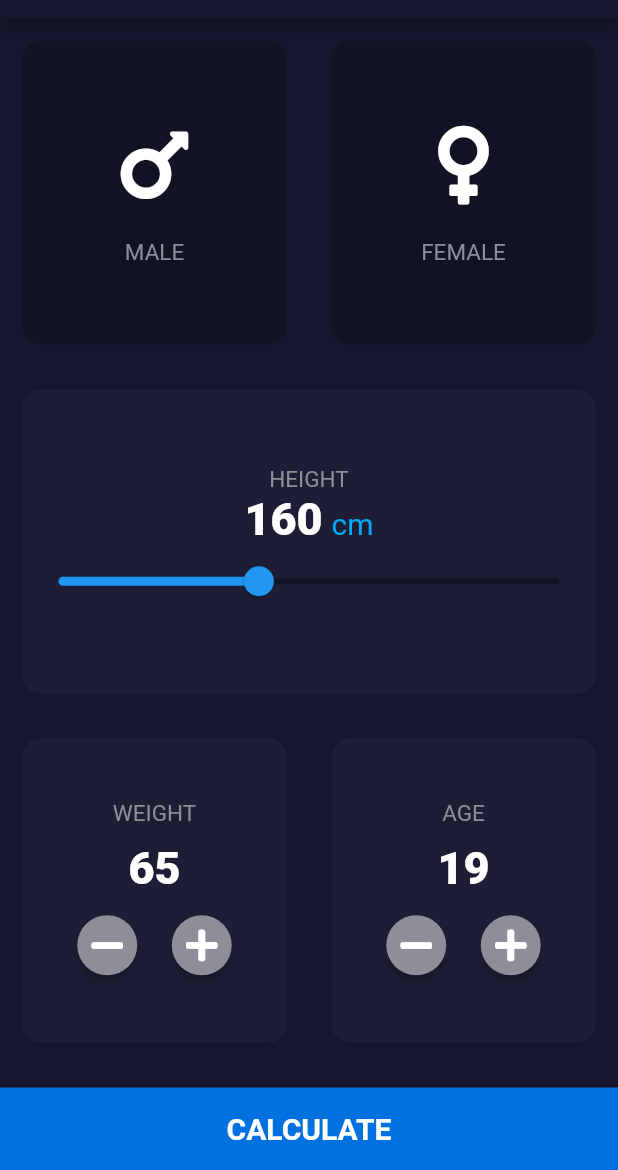
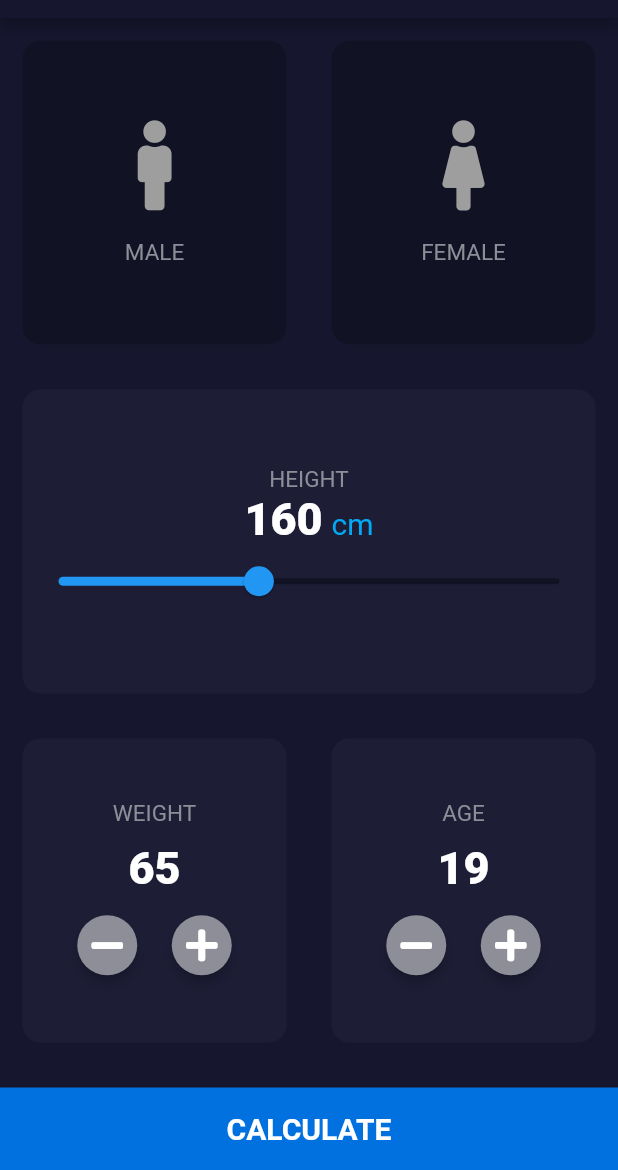
Before and after one commit to adityanjr/bmi_calculator_flutter, a Flutter app: the screen it shows after launch, on a phone screen of 412 x 824 dp, the part 66-1236 px from its top. Run offline on Flutter 3.47's test engine with Material 2 defaults, Android fonts, the phone set to English and light mode, and no system bars; our stand-ins replace animated_text_kit, flare_flutter, fluttericon.

Commit message:
Animated Text & IconColor

```diff
--- a/lib/contents.dart
+++ b/lib/contents.dart
@@ -2,7 +2,7 @@ import 'package:flare_flutter/flare_actor.dart';
 import 'package:flutter/material.dart';
 
 //COLORS
-const mainBackgroundColor = Color(0xFF16172E);
+const mainBackgroundColor = Color(0xFF16172F);
 const activeCardColor = Color(0xFF1D1E36);
 const inactiveCardColor = Color(0xFF111324);
 const bottomContainerColor = Color(0xFF0171DF);
@@ -10,8 +10,8 @@ const cardLabelColor = Color(0xFF8D8E98);
 
 //Text Styles
 const labelStyle = TextStyle(
-    fontSize: 15.0,
-    color: cardLabelColor,
+  fontSize: 15.0,
+  color: cardLabelColor,
 );
 
 const thickFontStyle = TextStyle(
@@ -21,10 +21,10 @@ const thickFontStyle = TextStyle(
 
 //CLASSES
 class IconContent extends StatelessWidget {
-
   final IconData icon;
   final String text;
-  IconContent(this.icon,this.text);
+  final Color colour;
+  IconContent(this.icon, this.text, this.colour);
 
   @override
   Widget build(BuildContext context) {
@@ -34,21 +34,18 @@ class IconContent extends StatelessWidget {
         Icon(
           icon,
           size: 60.0,
+          color: colour,
         ),
         SizedBox(
           height: 20.0,
         ),
-        Text(
-          text,
-          style: labelStyle
-        ),
+        Text(text, style: labelStyle),
       ],
     );
   }
 }
 
 class ContainerCard extends StatelessWidget {
-
   ContainerCard({@required this.colour, this.childCard});
   final Color colour;
   final Widget childCard;
@@ -68,10 +65,9 @@ class ContainerCard extends StatelessWidget {
 }
 
 class MyButton extends StatelessWidget {
-
   final IconData icon;
   final Function onPressed;
-  MyButton({this.icon,this.onPressed});
+  MyButton({this.icon, this.onPressed});
 
   @override
   Widget build(BuildContext context) {
@@ -93,7 +89,6 @@ class MyButton extends StatelessWidget {
 }
 
 class BottomButton extends StatelessWidget {
-
   final String buttonText;
   final Function onTap;
   BottomButton({this.buttonText, this.onTap});
@@ -131,10 +126,9 @@ class FlareWidget extends StatelessWidget {
       width: 200.0,
       height: 200.0,
       child: FlareActor("assets/Teddy.flr",
-          alignment:Alignment.center,
-          fit:BoxFit.contain,
-          animation: animationType
-      ),
+          alignment: Alignment.center,
+          fit: BoxFit.contain,
+          animation: animationType),
     );
   }
 }
--- a/lib/input_page.dart
+++ b/lib/input_page.dart
@@ -1,9 +1,8 @@
 import 'package:flutter/material.dart';
-import 'package:font_awesome_flutter/font_awesome_flutter.dart';
 import 'contents.dart';
 import 'result_page.dart';
 import 'result_calc.dart';
-
+import 'package:fluttericon/font_awesome5_icons.dart';
 
 class InputPage extends StatefulWidget {
   @override
@@ -11,7 +10,6 @@ class InputPage extends StatefulWidget {
 }
 
 class _InputPageState extends State<InputPage> {
-
   //initial state values
   String selectedGender;
   int height = 160;
@@ -32,31 +30,49 @@ class _InputPageState extends State<InputPage> {
                 children: <Widget>[
                   Expanded(
                     child: GestureDetector(
-                    onTap: (){
+                      onTap: () {
                         setState(() {
                           selectedGender = 'male';
                         });
                       },
-                    child: ContainerCard(colour: selectedGender=='male' ? activeCardColor : inactiveCardColor,
-                      childCard: IconContent(FontAwesomeIcons.mars,'MALE')),
+                      child: ContainerCard(
+                          colour: selectedGender == 'male'
+                              ? activeCardColor
+                              : inactiveCardColor,
+                          childCard: IconContent(
+                              FontAwesome5.male,
+                              'MALE',
+                              selectedGender == 'male'
+                                  ? Colors.lightBlue
+                                  : Colors.grey)),
                     ),
                   ),
                   Expanded(
                     child: GestureDetector(
-                    onTap: (){
+                      onTap: () {
                         setState(() {
                           selectedGender = 'female';
                         });
                       },
-                    child: ContainerCard(colour: selectedGender=='female' ? activeCardColor : inactiveCardColor,
-                      childCard: IconContent(FontAwesomeIcons.venus, 'FEMALE'),),
+                      child: ContainerCard(
+                        colour: selectedGender == 'female'
+                            ? activeCardColor
+                            : inactiveCardColor,
+                        childCard: IconContent(
+                            FontAwesome5.female,
+                            'FEMALE',
+                            selectedGender == 'female'
+                                ? Colors.lightBlue
+                                : Colors.grey),
+                      ),
                     ),
                   ),
                 ],
               ),
             ),
             Expanded(
-            child: ContainerCard(colour: activeCardColor,
+              child: ContainerCard(
+                colour: activeCardColor,
                 childCard: Column(
                   mainAxisAlignment: MainAxisAlignment.center,
                   children: <Widget>[
@@ -104,7 +120,8 @@ class _InputPageState extends State<InputPage> {
               child: Row(
                 children: <Widget>[
                   Expanded(
-                  child: ContainerCard(colour: activeCardColor,
+                    child: ContainerCard(
+                      colour: activeCardColor,
                       childCard: Column(
                         mainAxisAlignment: MainAxisAlignment.center,
                         children: <Widget>[
@@ -122,19 +139,27 @@ class _InputPageState extends State<InputPage> {
                           Row(
                             mainAxisAlignment: MainAxisAlignment.center,
                             children: <Widget>[
-                          MyButton(icon: FontAwesomeIcons.minus,
-                            onPressed: (){
+                              MyButton(
+                                icon: FontAwesome5.minus,
+                                onPressed: () {
                                   setState(() {
+                                    if (weight > 10) {
                                       weight--;
+                                    }
                                   });
-                            },),
-                          SizedBox(width: 15.0,),
-                          MyButton(icon: FontAwesomeIcons.plus,
-                            onPressed: (){
+                                },
+                              ),
+                              SizedBox(
+                                width: 15.0,
+                              ),
+                              MyButton(
+                                icon: FontAwesome5.plus,
+                                onPressed: () {
                                   setState(() {
                                     weight++;
                                   });
-                            },),
+                                },
+                              ),
                             ],
                           )
                         ],
@@ -142,7 +167,8 @@ class _InputPageState extends State<InputPage> {
                     ),
                   ),
                   Expanded(
-                  child: ContainerCard(colour: activeCardColor,
+                    child: ContainerCard(
+                      colour: activeCardColor,
                       childCard: Column(
                         mainAxisAlignment: MainAxisAlignment.center,
                         children: <Widget>[
@@ -160,19 +186,29 @@ class _InputPageState extends State<InputPage> {
                           Row(
                             mainAxisAlignment: MainAxisAlignment.center,
                             children: <Widget>[
-                            MyButton(icon: FontAwesomeIcons.minus,
-                              onPressed: (){
+                              MyButton(
+                                icon: FontAwesome5.minus,
+                                onPressed: () {
                                   setState(() {
+                                    if (age > 0) {
                                       age--;
+                                    }
                                   });
-                              },),
-                            SizedBox(width: 15.0,),
-                            MyButton(icon: FontAwesomeIcons.plus,
-                              onPressed: (){
+                                },
+                              ),
+                              SizedBox(
+                                width: 15.0,
+                              ),
+                              MyButton(
+                                icon: FontAwesome5.plus,
+                                onPressed: () {
                                   setState(() {
+                                    if (age < 100) {
                                       age++;
+                                    }
                                   });
-                              },),
+                                },
+                              ),
                             ],
                           )
                         ],
@@ -182,16 +218,22 @@ class _InputPageState extends State<InputPage> {
                 ],
               ),
             ),
-          BottomButton(buttonText: 'CALCULATE', onTap: (){
+            BottomButton(
+              buttonText: 'CALCULATE',
+              onTap: () {
                 Calculator calc = Calculator(height: height, weight: weight);
-            Navigator.push(context,
-                MaterialPageRoute(builder: (context)=> Results(calc.calculateBMI(),
-                calc.getResult(), calc.getInterpretation(), calc.getAnimation()),
+                Navigator.push(
+                    context,
+                    MaterialPageRoute(
+                      builder: (context) => Results(
+                          calc.calculateBMI(),
+                          calc.getResult(),
+                          calc.getInterpretation(),
+                          calc.getAnimation()),
                     ));
-          },),
+              },
+            ),
           ],
-      )
-
-    );
+        ));
   }
 }
--- a/lib/result_page.dart
+++ b/lib/result_page.dart
@@ -1,14 +1,15 @@
 import 'package:flutter/cupertino.dart';
 import 'package:flutter/material.dart';
 import 'contents.dart';
+import 'package:animated_text_kit/animated_text_kit.dart';
 
 class Results extends StatelessWidget {
-
   final String bmiResult;
   final String resultText;
   final String interpretation;
   final Widget lottieAnimation;
-  Results(this.bmiResult,this.resultText,this.interpretation, this.lottieAnimation);
+  Results(this.bmiResult, this.resultText, this.interpretation,
+      this.lottieAnimation);
 
   @override
   Widget build(BuildContext context) {
@@ -30,7 +31,8 @@ class Results extends StatelessWidget {
               ),
             ),
             Expanded(
-              child: ContainerCard(colour: activeCardColor,
+              child: ContainerCard(
+                colour: activeCardColor,
                 childCard: Column(
                   mainAxisAlignment: MainAxisAlignment.spaceEvenly,
                   children: <Widget>[
@@ -39,20 +41,28 @@ class Results extends StatelessWidget {
                       style: TextStyle(
                         fontWeight: FontWeight.w400,
                         fontSize: 28.0,
-                        color: resultText=='Normal' ? Colors.lightGreen : Colors.red,
+                        color: resultText == 'Normal'
+                            ? Colors.lightGreen
+                            : Colors.red,
                       ),
                     ),
                     lottieAnimation,
-                    Text(
-                      bmiResult,
-                      style: TextStyle(
-                        fontSize: 65.0,
-                        fontWeight: FontWeight.bold,
-                        color: Colors.lightBlue,
+                    SizedBox(
+                      width: 200.0,
+                      child: TextLiquidFill(
+                        text: bmiResult,
+                        waveColor: Colors.lightBlue,
+                        loadDuration: Duration(milliseconds: 1500),
+                        textStyle: TextStyle(
+                          fontSize: 50.0,
+                          fontWeight: FontWeight.bold,
+                        ),
+                        boxHeight: 75.0,
+                        boxBackgroundColor: activeCardColor,
                       ),
                     ),
                     Container(
-                      margin: EdgeInsets.only(left: 12.0,right: 12.0),
+                      margin: EdgeInsets.only(left: 12.0, right: 12.0),
                       child: Text(
                         interpretation,
                         style: labelStyle,
@@ -63,9 +73,12 @@ class Results extends StatelessWidget {
                 ),
               ),
             ),
-            BottomButton(buttonText: 'RECALCULATE', onTap: (){
-              Navigator.pop(context);
-            },),
+            BottomButton(
+              buttonText: 'RECALCULATE',
+              onTap: () {
+                Navigator.pop(context);
+              },
+            ),
           ],
         ),
       ),
```
Also changed, not shown: pubspec.yaml (+3 -7 lines), pubspec.lock. Lines whose indentation alone changed are shown as unchanged.
